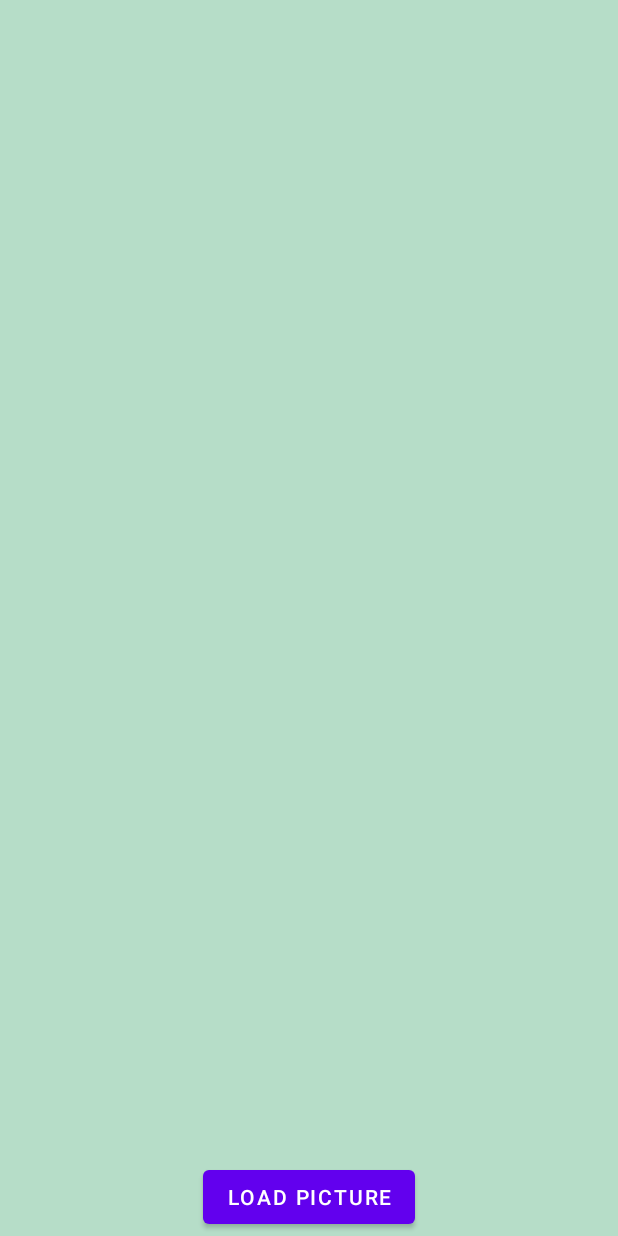
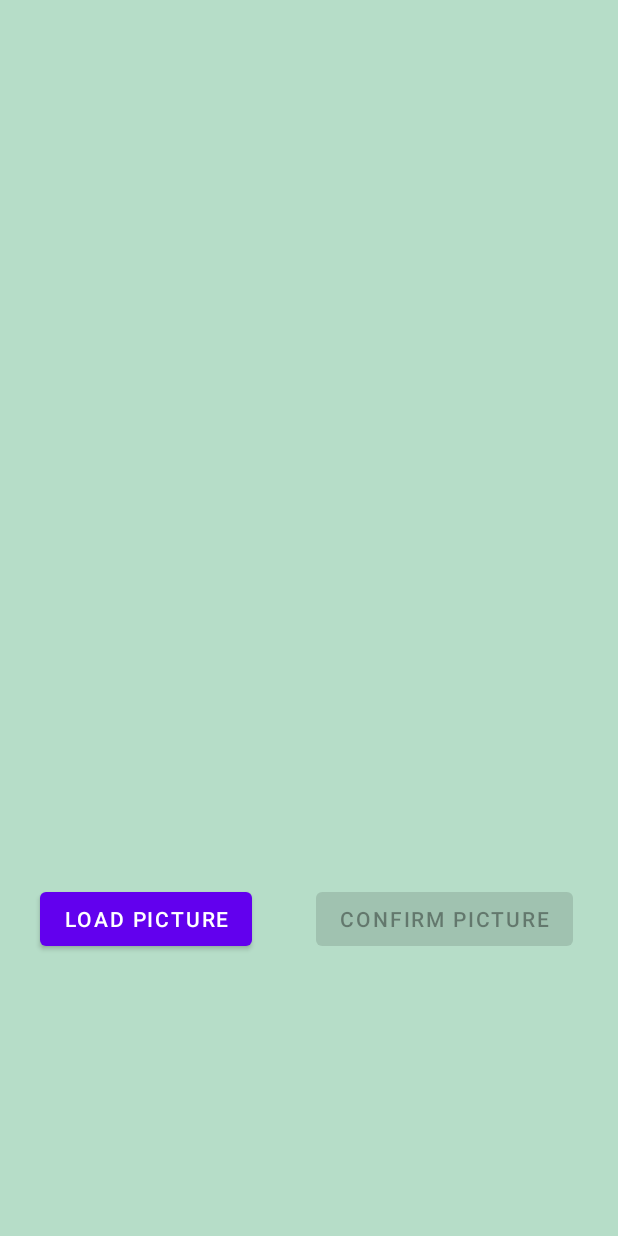
Before and after one commit to GuillemCamats/CropDocForAndroid, an Android app: the MainActivity2 screen opened directly, with no data from a screen before it, on a phone screen of 412 x 824 dp. Run offline under Robolectric (Android 15) with nearby library versions, the phone set to English and light mode, and no system bars; libraries missing offline, so code that uses them is left out: org.tensorflow.lite.

Commit message:
Ai recognition done

```diff
--- a/app/src/main/res/layout/activity_main2.xml
+++ b/app/src/main/res/layout/activity_main2.xml
@@ -7,22 +7,18 @@
     android:background="#B6DDC8"
     tools:context=".MainActivity2">
 
-    <LinearLayout
-        android:layout_width="fill_parent"
-        android:layout_height="fill_parent"
-        android:orientation="vertical"
-        android:padding="2dp"
-        app:layout_constraintBottom_toBottomOf="parent"
-        app:layout_constraintEnd_toEndOf="parent"
-        app:layout_constraintStart_toStartOf="parent"
-        app:layout_constraintTop_toTopOf="parent"
-        tools:ignore="MissingConstraints">
 
     <ImageView
         android:id="@+id/imageView"
-            android:layout_width="match_parent"
-            android:layout_height="627dp"
-            android:layout_weight="1" />
+        android:layout_width="406dp"
+        android:layout_height="504dp"
+        android:layout_weight="1"
+        app:layout_constraintBottom_toBottomOf="parent"
+        app:layout_constraintEnd_toEndOf="parent"
+        app:layout_constraintHorizontal_bias="0.4"
+        app:layout_constraintStart_toStartOf="parent"
+        app:layout_constraintTop_toTopOf="parent"
+        app:layout_constraintVertical_bias="0.0" />
 
     <Button
         android:id="@+id/buttonLoadPicture"
@@ -30,18 +26,41 @@
         android:layout_height="wrap_content"
         android:layout_gravity="center"
         android:layout_weight="0"
-            android:text="@string/nom_select_foto" />
+        android:text="@string/nom_select_foto"
+        app:layout_constraintBottom_toBottomOf="parent"
+        app:layout_constraintEnd_toStartOf="@+id/buttonConfirm"
+        app:layout_constraintHorizontal_bias="0.388"
+        app:layout_constraintStart_toStartOf="parent"
+        app:layout_constraintTop_toTopOf="parent"
+        app:layout_constraintVertical_bias="0.759" />
 
     <Button
         android:id="@+id/buttonConfirm"
-            android:visibility="gone"
         android:layout_width="wrap_content"
         android:layout_height="wrap_content"
         android:layout_gravity="center"
+        android:layout_marginEnd="4dp"
         android:layout_weight="0"
-            android:text="@string/confirm_picture" />
+        android:text="@string/confirm_picture"
+        app:layout_constraintBottom_toBottomOf="parent"
+        app:layout_constraintEnd_toEndOf="parent"
+        app:layout_constraintHorizontal_bias="0.889"
+        app:layout_constraintStart_toStartOf="parent"
+        android:enabled="false"
+        app:layout_constraintTop_toTopOf="parent"
+        app:layout_constraintVertical_bias="0.759" />
+
+    <TextView
+        android:id="@+id/textView"
+        android:layout_width="258dp"
+        android:layout_height="54dp"
+        android:layout_weight="1"
+        app:layout_constraintBottom_toBottomOf="parent"
+        app:layout_constraintEnd_toEndOf="parent"
+        app:layout_constraintHorizontal_bias="0.495"
+        app:layout_constraintStart_toStartOf="parent"
+        app:layout_constraintTop_toTopOf="parent"
+        app:layout_constraintVertical_bias="0.909" />
 
 
-    </LinearLayout>
-
 </androidx.constraintlayout.widget.ConstraintLayout>
--- a/app/src/main/res/values/strings.xml
+++ b/app/src/main/res/values/strings.xml
@@ -9,6 +9,9 @@
     <string name="nom_boto_foto">Analize Photo</string>
     <string name="nom_select_foto">Load Picture</string>
     <string name="confirm_picture">Confirm Picture</string>
+    <string name="select">Select</string>
+    <string name="add_image">Add Image</string>
+    <string name="predict_image">Predict Image</string>
     <string name="hello_first_fragment">Hello first fragment</string>
     <string name="hello_second_fragment">Hello second fragment. Arg: %1$s</string>
 <!-- TODO: Remove or change this placeholder text -->
```
Also changed, not shown: app/build.gradle (+9 -7 lines), app/src/main/java/com/example/cropdoc/MainActivity2.kt (+47 -18 lines), app/src/main/java/com/example/cropdoc/MainActivity3.kt (+10 -4 lines), 2 other files. Lines whose indentation alone changed are shown as unchanged.
